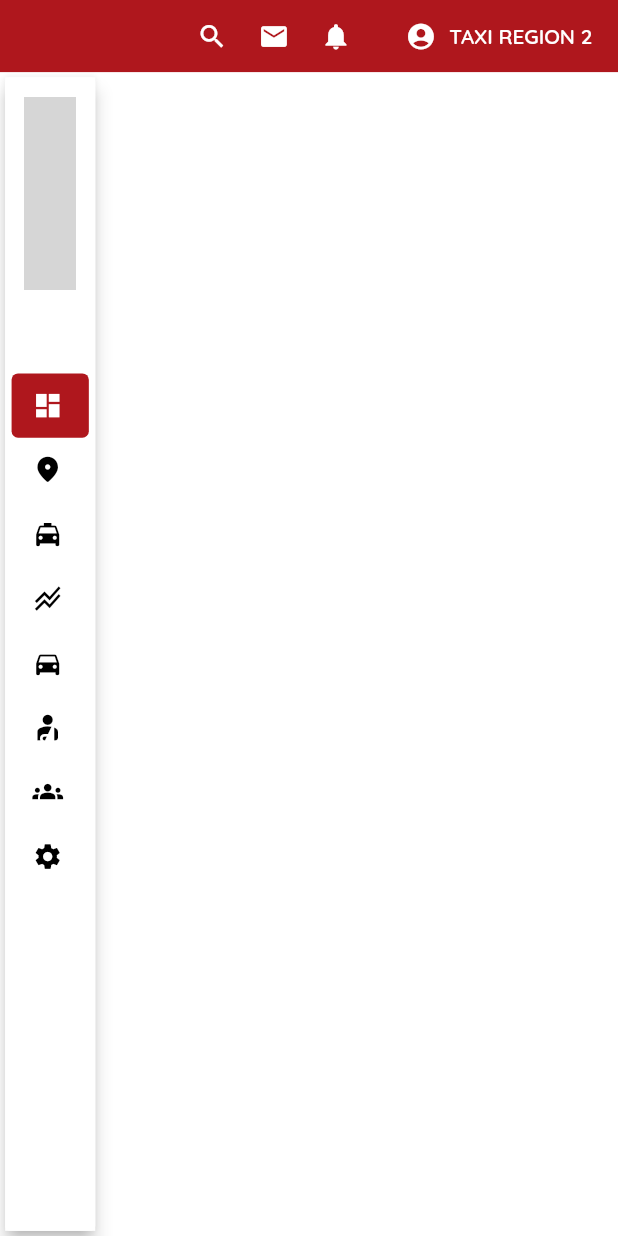
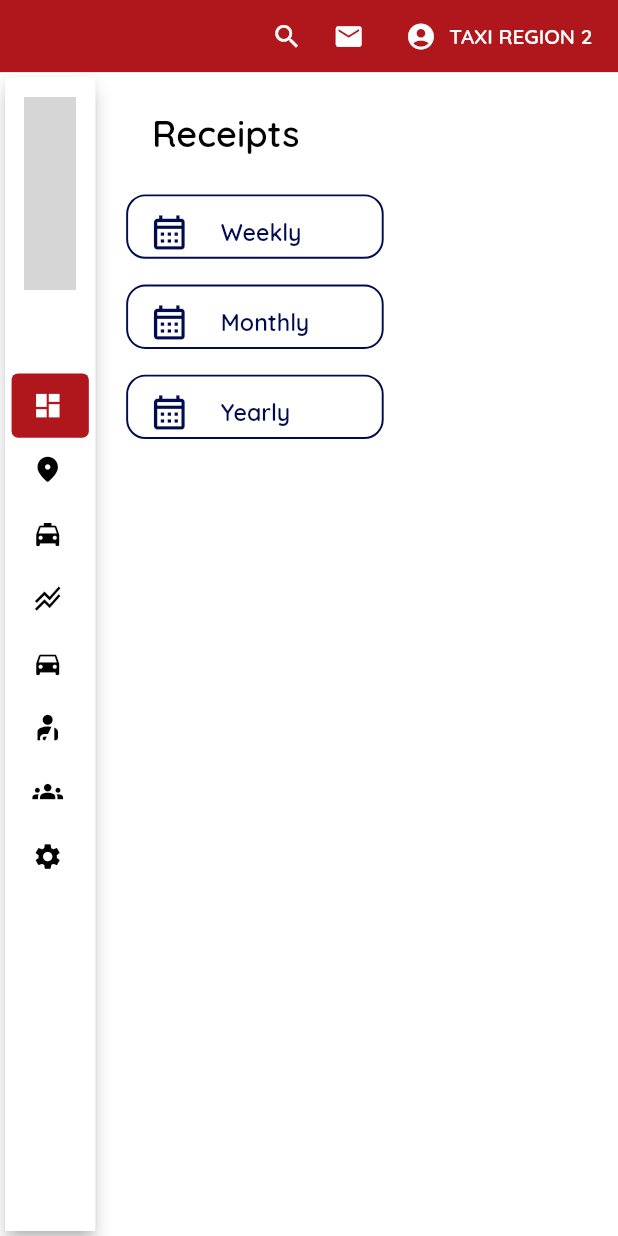
Before and after one commit to lansoyyy/metro_admin, a Flutter app: the screen it shows after launch, swiped to page 4, on a phone screen of 412 x 824 dp. Run offline on Flutter 3.47's test engine with Material 2 defaults, Android fonts, the phone set to English and light mode, and no system bars; drawn by our look-alikes of easy_sidemenu; our stand-ins replace calendar_view, flutter_map, fluttertoast, latlong2, percent_indicator, pie_chart and 1 more; grey boxes are pictures that could not be loaded.

Commit message:
added sales tab

```diff
--- a/lib/screens/home_screen.dart
+++ b/lib/screens/home_screen.dart
@@ -6,6 +6,7 @@ import 'package:metro_admin/screens/tabs/dashboard_tab.dart';
 import 'package:metro_admin/screens/tabs/drivers_tab.dart';
 import 'package:metro_admin/screens/tabs/map_screen.dart';
 import 'package:metro_admin/screens/tabs/passengers_tab.dart';
+import 'package:metro_admin/screens/tabs/sales_tab.dart';
 import 'package:metro_admin/screens/tabs/settings_tab.dart';
 import 'package:metro_admin/utils/colors.dart';
 import 'package:metro_admin/widgets/appbar_widget.dart';
@@ -106,7 +107,7 @@ class HomeScreen extends StatelessWidget {
                 DashboardTab(),
                 const MapScreen(),
                 const BookingScreen(),
-                const SizedBox(),
+                SalesTab(),
                 const CarsTab(),
                 const DriversTab(),
                 const PassengersTab(),
--- /dev/null
+++ b/lib/screens/tabs/sales_tab.dart
@@ -0,0 +1,320 @@
+import 'package:flutter/material.dart';
+import 'package:metro_admin/utils/colors.dart';
+import 'package:metro_admin/widgets/text_widget.dart';
+
+class SalesTab extends StatefulWidget {
+  @override
+  State<SalesTab> createState() => _SalesTabState();
+}
+
+class _SalesTabState extends State<SalesTab> {
+  int _index = 0;
+
+  List<String> filters = ['Weekly', 'Monthly', 'Yearly'];
+
+  @override
+  Widget build(BuildContext context) {
+    return Container(
+      child: Padding(
+        padding: const EdgeInsets.fromLTRB(20, 30, 20, 20),
+        child: Column(
+          crossAxisAlignment: CrossAxisAlignment.start,
+          children: [
+            Row(
+              mainAxisAlignment: MainAxisAlignment.start,
+              children: [
+                _index != 0
+                    ? IconButton(
+                        onPressed: (() {
+                          setState(() {
+                            _index -= 1;
+                          });
+                        }),
+                        icon: Icon(
+                          Icons.arrow_back_ios_new_rounded,
+                          size: 32,
+                          color: blueAccent,
+                        ),
+                      )
+                    : const SizedBox(),
+                const SizedBox(
+                  width: 20,
+                ),
+                TextBold(text: 'Receipts', fontSize: 28, color: Colors.black),
+              ],
+            ),
+            const SizedBox(
+              height: 20,
+            ),
+            IndexedStack(
+              index: _index,
+              children: [
+                Receipts(),
+                Types(),
+                Data(),
+              ],
+            ),
+          ],
+        ),
+      ),
+    );
+  }
+
+  Widget Receipts() {
+    return Column(
+      children: [
+        for (int i = 0; i < filters.length; i++)
+          Padding(
+            padding: const EdgeInsets.only(top: 10, bottom: 10),
+            child: GestureDetector(
+              onTap: (() {
+                setState(() {
+                  _index = 1;
+                });
+              }),
+              child: Container(
+                height: 50,
+                width: 200,
+                decoration: BoxDecoration(
+                  border: Border.all(color: blueAccent, width: 1.5),
+                  borderRadius: BorderRadius.circular(15),
+                ),
+                child: Center(
+                  child: ListTile(
+                    leading: Icon(
+                      Icons.calendar_month_outlined,
+                      color: blueAccent,
+                      size: 32,
+                    ),
+                    title: TextBold(
+                        text: filters[i], fontSize: 18, color: blueAccent),
+                  ),
+                ),
+              ),
+            ),
+          ),
+      ],
+    );
+  }
+
+  Widget Types() {
+    return Column(
+      children: [
+        SizedBox(
+          height: 500,
+          child: GridView.builder(
+              gridDelegate: const SliverGridDelegateWithFixedCrossAxisCount(
+                crossAxisCount: 5,
+              ),
+              itemBuilder: ((context, index) {
+                return Padding(
+                  padding: const EdgeInsets.fromLTRB(10, 10, 10, 10),
+                  child: GestureDetector(
+                    onTap: (() {
+                      setState(() {
+                        _index = 2;
+                      });
+                    }),
+                    child: Container(
+                      decoration: BoxDecoration(
+                        color: blueAccent,
+                        borderRadius: BorderRadius.circular(15),
+                      ),
+                      child: Center(
+                        child: ListTile(
+                          trailing: const Icon(
+                            Icons.arrow_forward_ios_rounded,
+                            color: Colors.white,
+                            size: 32,
+                          ),
+                          title: TextBold(
+                              text: 'January $index, 2023',
+                              fontSize: 18,
+                              color: Colors.white),
+                        ),
+                      ),
+                    ),
+                  ),
+                );
+              })),
+        )
+      ],
+    );
+  }
+
+  Widget Data() {
+    return Column(
+      children: [
+        Row(
+          crossAxisAlignment: CrossAxisAlignment.start,
+          mainAxisAlignment: MainAxisAlignment.spaceBetween,
+          children: [
+            SizedBox(
+              width: 250,
+              child: Column(
+                crossAxisAlignment: CrossAxisAlignment.start,
+                children: [
+                  Padding(
+                    padding: const EdgeInsets.only(top: 10, bottom: 10),
+                    child: GestureDetector(
+                      onTap: (() {
+                        setState(() {});
+                      }),
+                      child: Container(
+                        height: 50,
+                        width: 200,
+                        decoration: BoxDecoration(
+                          color: blueAccent,
+                          borderRadius: BorderRadius.circular(15),
+                        ),
+                        child: Center(
+                          child: TextBold(
+                              text: 'Monday',
+                              fontSize: 18,
+                              color: Colors.white),
+                        ),
+                      ),
+                    ),
+                  ),
+                  Padding(
+                    padding: const EdgeInsets.only(top: 10, bottom: 10),
+                    child: GestureDetector(
+                      onTap: (() {
+                        setState(() {});
+                      }),
+                      child: Container(
+                        height: 90,
+                        width: 230,
+                        decoration: BoxDecoration(
+                          border: Border.all(color: blueAccent, width: 1.5),
+                          borderRadius: BorderRadius.circular(15),
+                        ),
+                        child: Center(
+                          child: ListTile(
+                            leading: Icon(
+                              Icons.local_taxi_rounded,
+                              color: blueAccent,
+                              size: 58,
+                            ),
+                            title: TextRegular(
+                                text: 'Number of Rides',
+                                fontSize: 14,
+                                color: blueAccent),
+                            subtitle: TextBold(
+                                text: '23', fontSize: 38, color: blueAccent),
+                          ),
+                        ),
+                      ),
+                    ),
+                  ),
+                  Padding(
+                    padding: const EdgeInsets.only(top: 10, bottom: 10),
+                    child: GestureDetector(
+                      onTap: (() {
+                        setState(() {});
+                      }),
+                      child: Container(
+                        height: 90,
+                        width: 230,
+                        decoration: BoxDecoration(
+                          border: Border.all(color: Colors.red, width: 1.5),
+                          borderRadius: BorderRadius.circular(15),
+                        ),
+                        child: Center(
+                          child: ListTile(
+                            leading: const Icon(
+                              Icons.taxi_alert,
+                              color: Colors.red,
+                              size: 58,
+                            ),
+                            title: TextRegular(
+                                text: 'Trips Cancelled',
+                                fontSize: 14,
+                                color: Colors.red),
+                            subtitle: TextBold(
+                                text: '23', fontSize: 38, color: Colors.red),
+                          ),
+                        ),
+                      ),
+                    ),
+                  ),
+                ],
+              ),
+            ),
+            SizedBox(
+              width: 600,
+              height: 500,
+              child: GridView.builder(
+                  gridDelegate: const SliverGridDelegateWithFixedCrossAxisCount(
+                      crossAxisCount: 2),
+                  itemBuilder: ((context, index) {
+                    return Card(
+                      elevation: 7,
+                      child: Padding(
+                        padding: const EdgeInsets.only(left: 10, right: 10),
+                        child: Column(
+                          crossAxisAlignment: CrossAxisAlignment.start,
+                          children: [
+                            const SizedBox(
+                              height: 20,
+                            ),
+                            TextBold(
+                                text: 'January 01, 2022 - 8:30AM',
+                                fontSize: 24,
+                                color: blueAccent),
+                            const SizedBox(
+                              height: 10,
+                            ),
+                            TextBold(
+                                text: 'Drivers Name',
+                                fontSize: 12,
+                                color: Colors.grey),
+                            TextBold(
+                                text: 'John Doe',
+                                fontSize: 18,
+                                color: Colors.black),
+                            const SizedBox(
+                              height: 10,
+                            ),
+                            TextBold(
+                                text: 'Passengers Name',
+                                fontSize: 12,
+                                color: Colors.grey),
+                            TextBold(
+                                text: 'Juan Dela Cruz',
+                                fontSize: 18,
+                                color: Colors.black),
+                            const SizedBox(
+                              height: 10,
+                            ),
+                            TextBold(
+                                text: 'Total Distance (km)',
+                                fontSize: 12,
+                                color: Colors.grey),
+                            TextBold(
+                                text: '150km',
+                                fontSize: 18,
+                                color: Colors.black),
+                            const SizedBox(
+                              height: 10,
+                            ),
+                            TextBold(
+                                text: 'Total Fare',
+                                fontSize: 12,
+                                color: Colors.grey),
+                            TextBold(
+                                text: '250.00php',
+                                fontSize: 18,
+                                color: Colors.black),
+                          ],
+                        ),
+                      ),
+                    );
+                  })),
+            ),
+          ],
+        ),
+      ],
+    );
+  }
+}
--- a/lib/widgets/appbar_widget.dart
+++ b/lib/widgets/appbar_widget.dart
@@ -10,9 +10,8 @@ PreferredSizeWidget customAppbar() {
     actions: [
       IconButton(onPressed: (() {}), icon: const Icon(Icons.search)),
       IconButton(onPressed: (() {}), icon: const Icon(Icons.email)),
-      IconButton(onPressed: (() {}), icon: const Icon(Icons.notifications)),
       const SizedBox(
-        width: 30,
+        width: 20,
       ),
       const Icon(Icons.account_circle),
       const SizedBox(
```
